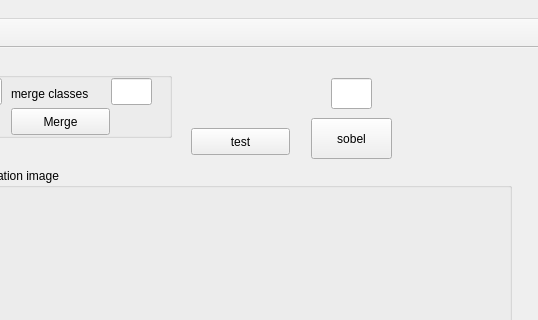
Before: the Qt Designer form SimpleView.ui in ryderlin/MIP_KneePrj, drawn with Qt 5; both pictures show x 639 to 1177 and y 0 to 320 of the 1177 by 781 pixel window.
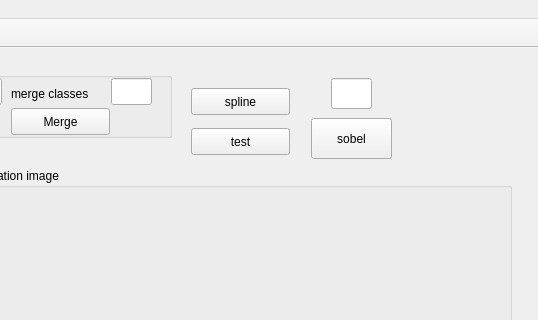
After: the same form once the commit is applied. Icons and pictures are not drawn. Custom widgets are drawn as their Qt base class.

Commit message: test for openinig & closing

The edit to the form file:
```diff
--- a/SimpleView.ui
+++ b/SimpleView.ui
@@ -480,6 +480,19 @@
      <string>test</string>
     </property>
    </widget>
+   <widget class="QPushButton" name="btnSpline">
+    <property name="geometry">
+     <rect>
+      <x>830</x>
+      <y>40</y>
+      <width>99</width>
+      <height>27</height>
+     </rect>
+    </property>
+    <property name="text">
+     <string>spline</string>
+    </property>
+   </widget>
   </widget>
   <widget class="QMenuBar" name="menubar">
    <property name="geometry">
```
The commit also changes 2 other files.
